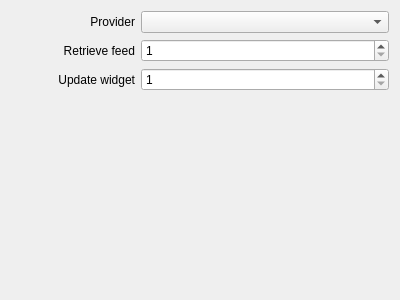
arcan1s/quadro-plugins, file sources/newsplugin/newspluginsettings.ui: the form before one commit.
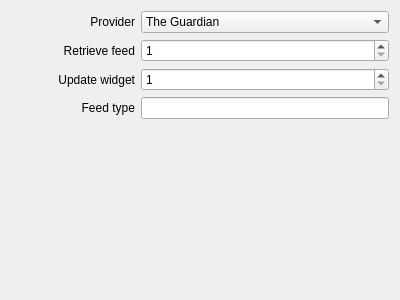
The form after the commit.

Patch:
```diff
--- a/sources/newsplugin/newspluginsettings.ui
+++ b/sources/newsplugin/newspluginsettings.ui
@@ -37,6 +37,21 @@
          <verstretch>0</verstretch>
         </sizepolicy>
        </property>
+       <item>
+        <property name="text">
+         <string>The Guardian</string>
+        </property>
+       </item>
+       <item>
+        <property name="text">
+         <string>USA Today</string>
+        </property>
+       </item>
+       <item>
+        <property name="text">
+         <string>Yandex</string>
+        </property>
+       </item>
       </widget>
      </item>
     </layout>
@@ -119,6 +134,36 @@
      </item>
     </layout>
    </item>
+   <item>
+    <layout class="QHBoxLayout" name="layout_type">
+     <item>
+      <widget class="QLabel" name="label_type">
+       <property name="sizePolicy">
+        <sizepolicy hsizetype="Preferred" vsizetype="Preferred">
+         <horstretch>1</horstretch>
+         <verstretch>0</verstretch>
+        </sizepolicy>
+       </property>
+       <property name="text">
+        <string>Feed type</string>
+       </property>
+       <property name="alignment">
+        <set>Qt::AlignRight|Qt::AlignTrailing|Qt::AlignVCenter</set>
+       </property>
+      </widget>
+     </item>
+     <item>
+      <widget class="QLineEdit" name="lineEdit_type">
+       <property name="sizePolicy">
+        <sizepolicy hsizetype="Expanding" vsizetype="Fixed">
+         <horstretch>2</horstretch>
+         <verstretch>0</verstretch>
+        </sizepolicy>
+       </property>
+      </widget>
+     </item>
+    </layout>
+   </item>
    <item>
     <spacer name="verticalSpacer">
      <property name="orientation">
```
